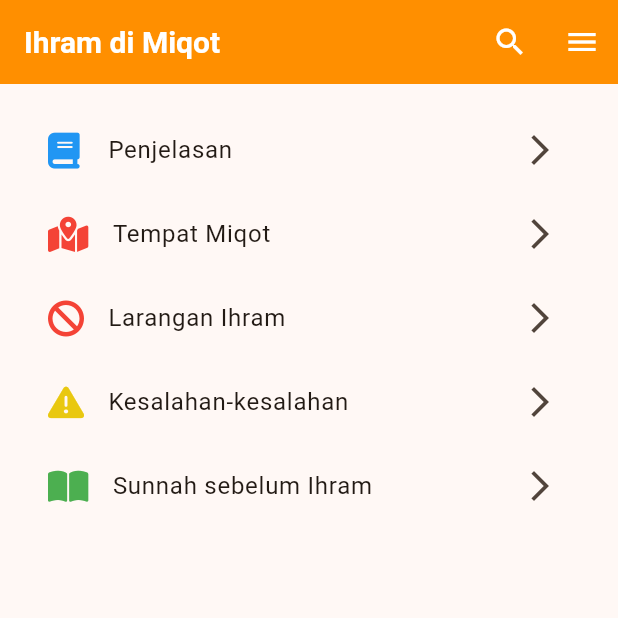
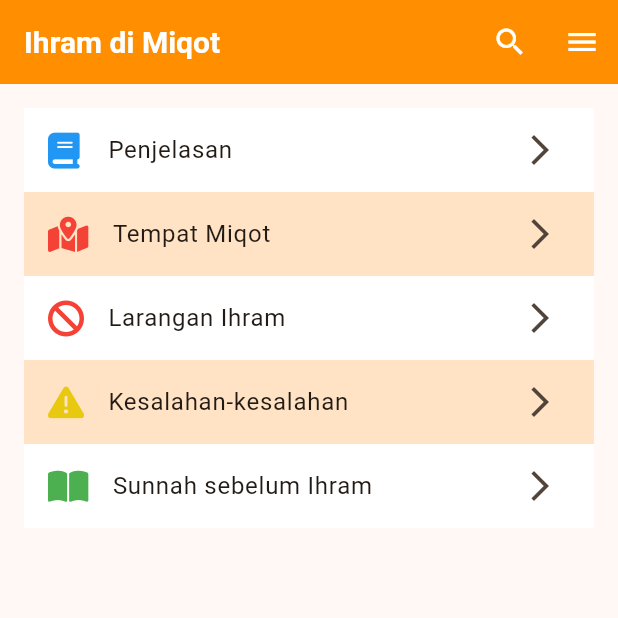
Before and after one commit to fikriymnn/ibadahku_mobile, a Flutter app: the IhramMiqotScreen screen opened directly, on a phone screen of 412 x 824 dp, the top half of it. Run offline on Flutter 3.47's test engine with Material 3 defaults, Android fonts, the phone set to English and light mode, and no system bars; our stand-ins replace device_info_plus, dio, flutter_local_notifications, flutter_svg, font_awesome_flutter, geolocator and 8 more; missing offline and left inert: bulleted_list, dart:ffi, flutter_background_service, flutter_qiblah; accounts and stored records are empty.

Commit message:
update color ListTile

```diff
--- a/lib/screens/home/fiqihUmroh/ihramMiqot/ihramMiqotScreen.dart
+++ b/lib/screens/home/fiqihUmroh/ihramMiqot/ihramMiqotScreen.dart
@@ -82,11 +82,16 @@ class IhramMiqotScreen extends StatelessWidget {
         padding: const EdgeInsets.all(16.0),
         itemCount: items.length,
         itemBuilder: (context, index) {
-          return ListTile(
-            leading: items[index]['leading'],
-            title: Text(items[index]['title']),
-            trailing: Icon(Icons.arrow_forward_ios),
-            onTap: items[index]['click'],
+          return Container(
+            color: (index + 1) % 2 == 0
+                ? primaryColor.withOpacity(0.2)
+                : whiteColor,
+            child: ListTile(
+              leading: items[index]['leading'],
+              title: Text(items[index]['title']),
+              trailing: Icon(Icons.arrow_forward_ios),
+              onTap: items[index]['click'],
+            ),
           );
         },
       ),
```
Also changed, not shown: lib/screens/home/fiqihUmroh/thowaf/tabBar/penjelasanThowaf.dart (+11 -5 lines).
